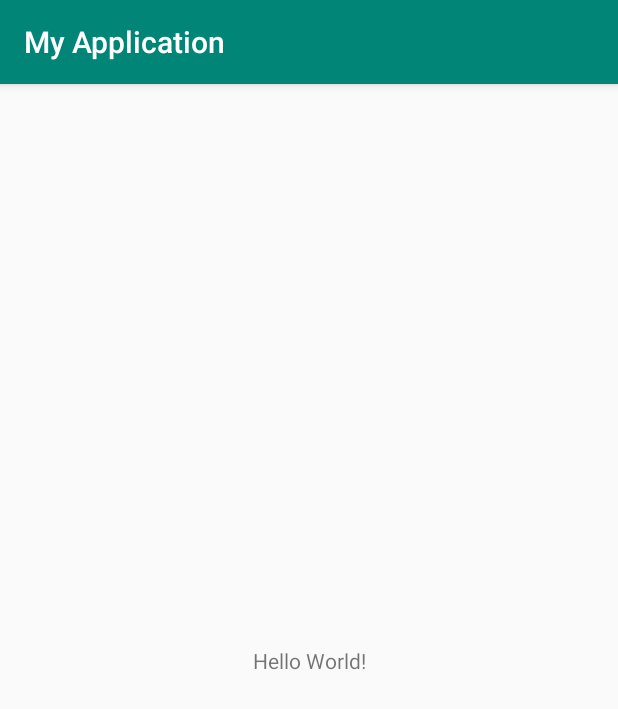
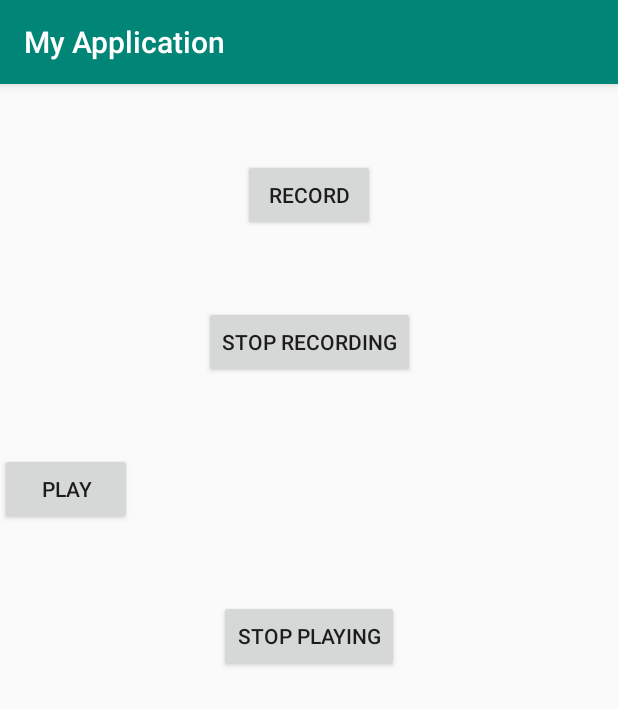
Before and after one commit to sebastian-king/jinks, an Android app: the screen it shows after launch (MainActivity), on a phone screen of 412 x 824 dp. Shown: the top 709 px of the screen. Run offline under Robolectric (Android 15) with nearby library versions, the phone set to English and light mode, and no system bars.

Commit message:
Second Commit

```diff
--- a/android/app/src/main/AndroidManifest.xml
+++ b/android/app/src/main/AndroidManifest.xml
@@ -2,6 +2,9 @@
 <manifest xmlns:android="http://schemas.android.com/apk/res/android"
     package="com.ibrahim.myapplication">
 
+
+    <uses-permission android:name="android.permission.INTERNET"/>
+    <uses-permission android:name="android.permission.RECORD_AUDIO"/>
     <application
         android:allowBackup="true"
         android:icon="@mipmap/ic_launcher"
--- a/android/app/src/main/java/com/ibrahim/myapplication/MainActivity.java
+++ b/android/app/src/main/java/com/ibrahim/myapplication/MainActivity.java
@@ -1,15 +1,55 @@
 package com.ibrahim.myapplication;
 
+import android.Manifest;
+import android.content.pm.PackageManager;
+import android.media.MediaPlayer;
+import android.media.MediaRecorder;
+import android.support.v4.app.ActivityCompat;
+import android.support.v4.content.ContextCompat;
 import android.support.v7.app.AppCompatActivity;
 import android.os.Bundle;
+import android.widget.Button;
 
 public class MainActivity extends AppCompatActivity
 {
+
+    Button recordBtn, stopRecordBtn, playBtn, stopPlayBtn;
+    MediaRecorder mediaRecorder;
+    MediaPlayer mediaPlayer;
+
+    final int REQUEST_PREMISSION_CODE = 1000;
+
 
     @Override
     protected void onCreate(Bundle savedInstanceState)
     {
         super.onCreate(savedInstanceState);
         setContentView(R.layout.activity_main);
+
+        if (checkPermissionFromDevice())
+        {
+
+        }
+        else
+        {
+            requestPermissions();
+        }
+
+    }
+
+    private void requestPermissions()
+    {
+        ActivityCompat.requestPermissions(this, new String[]
+        {
+            Manifest.permission.WRITE_EXTERNAL_STORAGE, Manifest.permission.RECORD_AUDIO
+
+        }, REQUEST_PREMISSION_CODE);
+    }
+
+    private boolean checkPermissionFromDevice()
+    {
+        int write_external_storage_result = ContextCompat.checkSelfPermission(this, Manifest.permission.WRITE_EXTERNAL_STORAGE);
+        int record_audio_result = ContextCompat.checkSelfPermission(this, Manifest.permission.RECORD_AUDIO);
+        return write_external_storage_result== PackageManager.PERMISSION_GRANTED && record_audio_result==PackageManager.PERMISSION_GRANTED;
     }
 }
--- a/android/app/src/main/res/layout/activity_main.xml
+++ b/android/app/src/main/res/layout/activity_main.xml
@@ -6,13 +6,43 @@
     android:layout_height="match_parent"
     tools:context=".MainActivity">
 
-    <TextView
+    <Button
+        android:id="@+id/recordBtn"
         android:layout_width="wrap_content"
         android:layout_height="wrap_content"
-        android:text="Hello World!"
-        app:layout_constraintBottom_toBottomOf="parent"
-        app:layout_constraintLeft_toLeftOf="parent"
-        app:layout_constraintRight_toRightOf="parent"
+        android:layout_marginTop="50dp"
+        android:text="RECORD"
+        app:layout_constraintEnd_toEndOf="parent"
+        app:layout_constraintStart_toStartOf="parent"
         app:layout_constraintTop_toTopOf="parent" />
 
+    <Button
+        android:id="@+id/stopRecordBtn"
+        android:layout_width="wrap_content"
+        android:layout_height="wrap_content"
+        android:layout_marginTop="50dp"
+        android:text="STOP RECORDING"
+        app:layout_constraintEnd_toEndOf="parent"
+        app:layout_constraintStart_toStartOf="parent"
+        app:layout_constraintTop_toBottomOf="@+id/recordBtn" />
+
+    <Button
+        android:id="@+id/playBtn"
+        android:layout_width="wrap_content"
+        android:layout_height="wrap_content"
+        android:layout_marginTop="50dp"
+        android:text="PLAY"
+        app:layout_constraintTop_toBottomOf="@+id/stopRecordBtn"
+        tools:layout_editor_absoluteX="162dp" />
+
+    <Button
+        android:id="@+id/stopPlayBtn"
+        android:layout_width="wrap_content"
+        android:layout_height="wrap_content"
+        android:layout_marginTop="50dp"
+        android:text="STOP PLAYING"
+        app:layout_constraintEnd_toEndOf="parent"
+        app:layout_constraintStart_toStartOf="parent"
+        app:layout_constraintTop_toBottomOf="@+id/playBtn" />
+
 </android.support.constraint.ConstraintLayout>
```
